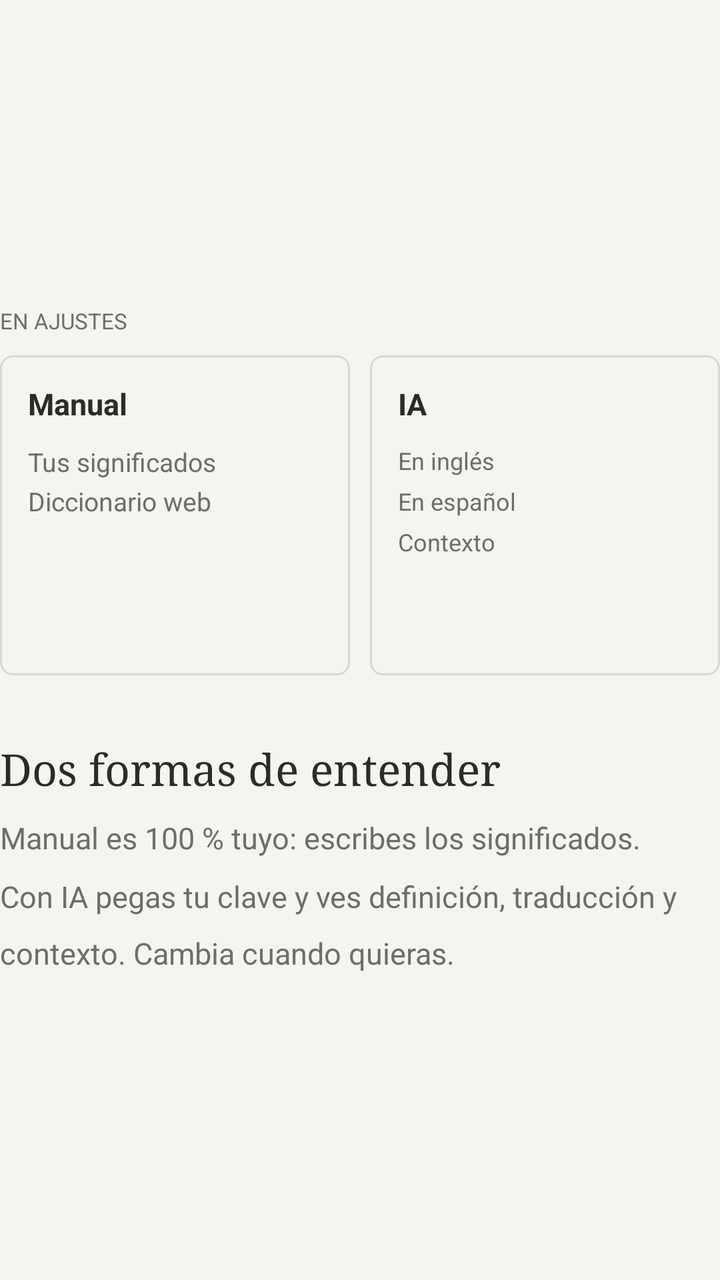
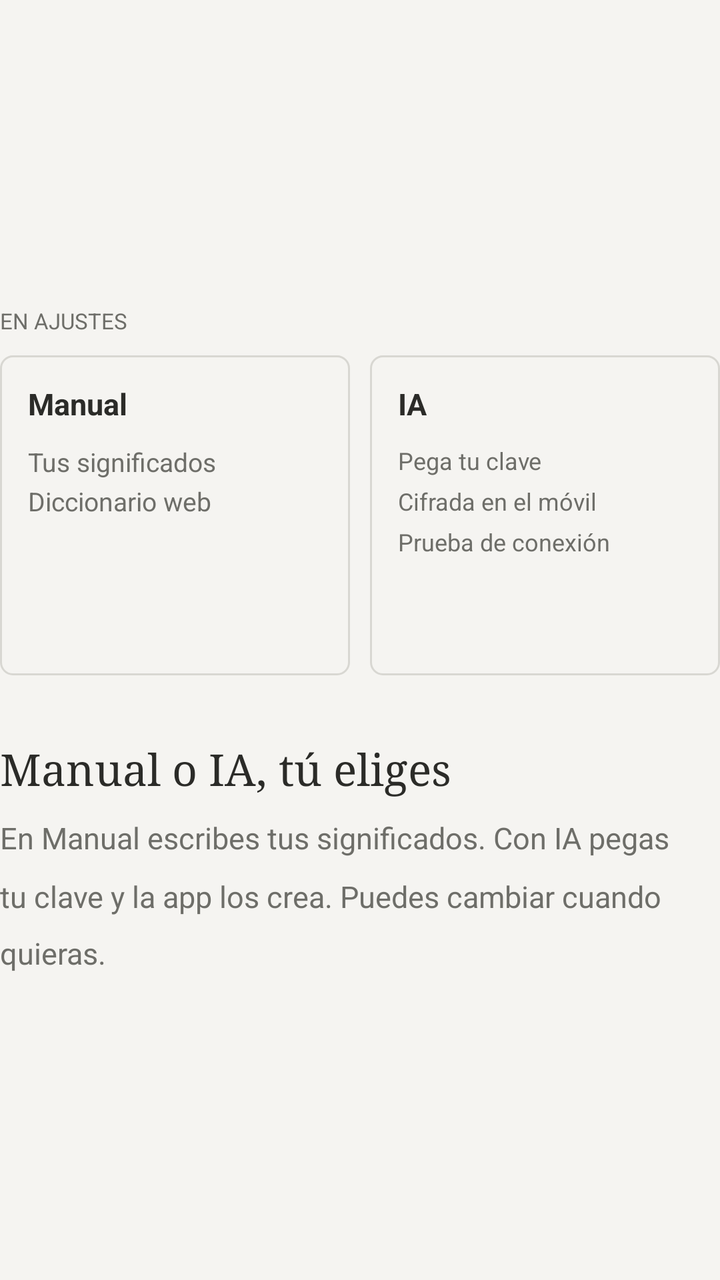

Two renders of the same Android screen: before a commit and after it. Below are the layout's source before the change and the commit's diff.
<!-- AndroidManifest.xml: application theme Theme.Leelo -->
<!-- res/layout/onboarding_page_modes.xml -->
<?xml version="1.0" encoding="utf-8"?>
<LinearLayout xmlns:android="http://schemas.android.com/apk/res/android"
    android:layout_width="match_parent"
    android:layout_height="match_parent"
    android:gravity="center_vertical"
    android:orientation="vertical">

    <LinearLayout
        android:id="@+id/pageVisual"
        android:layout_width="match_parent"
        android:layout_height="wrap_content"
        android:orientation="vertical">

        <TextView
            android:layout_width="wrap_content"
            android:layout_height="wrap_content"
            android:layout_marginBottom="10dp"
            android:text="EN AJUSTES"
            android:textColor="?attr/colorOnSurfaceVariant"
            android:textSize="11sp" />

        <LinearLayout
            android:layout_width="match_parent"
            android:layout_height="wrap_content"
            android:orientation="horizontal">

            <LinearLayout
                android:id="@+id/manualCard"
                android:layout_width="0dp"
                android:layout_height="160dp"
                android:layout_weight="1"
                android:background="@drawable/bg_word_dialog"
                android:orientation="vertical"
                android:padding="14dp">

                <TextView
                    android:layout_width="wrap_content"
                    android:layout_height="wrap_content"
                    android:text="Manual"
                    android:textColor="?attr/colorOnSurface"
                    android:textSize="15sp"
                    android:textStyle="bold" />

                <TextView
                    android:layout_width="match_parent"
                    android:layout_height="wrap_content"
                    android:layout_marginTop="10dp"
                    android:lineSpacingMultiplier="1.5"
                    android:text="Tus significados"
                    android:textColor="?attr/colorOnSurfaceVariant"
                    android:textSize="13sp" />

                <TextView
                    android:layout_width="match_parent"
                    android:layout_height="wrap_content"
                    android:layout_marginTop="2dp"
                    android:lineSpacingMultiplier="1.5"
                    android:text="Diccionario web"
                    android:textColor="?attr/colorOnSurfaceVariant"
                    android:textSize="13sp" />
            </LinearLayout>

            <LinearLayout
                android:id="@+id/aiCard"
                android:layout_width="0dp"
                android:layout_height="160dp"
                android:layout_marginStart="10dp"
                android:layout_weight="1"
                android:background="@drawable/bg_word_dialog"
                android:orientation="vertical"
                android:padding="14dp">

                <TextView
                    android:layout_width="wrap_content"
                    android:layout_height="wrap_content"
                    android:text="IA"
                    android:textColor="?attr/colorOnSurface"
                    android:textSize="15sp"
                    android:textStyle="bold" />

                <TextView
                    android:id="@+id/aiLine1"
                    android:layout_width="match_parent"
                    android:layout_height="wrap_content"
                    android:layout_marginTop="10dp"
                    android:text="En inglés"
                    android:textColor="?attr/colorOnSurfaceVariant"
                    android:textSize="12sp" />

                <TextView
                    android:id="@+id/aiLine2"
                    android:layout_width="match_parent"
                    android:layout_height="wrap_content"
                    android:layout_marginTop="4dp"
                    android:text="En español"
                    android:textColor="?attr/colorOnSurfaceVariant"
                    android:textSize="12sp" />

                <TextView
                    android:id="@+id/aiLine3"
                    android:layout_width="match_parent"
                    android:layout_height="wrap_content"
                    android:layout_marginTop="4dp"
                    android:text="Contexto"
                    android:textColor="?attr/colorOnSurfaceVariant"
                    android:textSize="12sp" />
            </LinearLayout>
        </LinearLayout>
    </LinearLayout>

    <TextView
        android:id="@+id/pageTitle"
        android:layout_width="wrap_content"
        android:layout_height="wrap_content"
        android:layout_marginTop="32dp"
        android:fontFamily="serif"
        android:text="Dos formas de entender"
        android:textColor="?attr/colorOnSurface"
        android:textSize="22sp" />

    <TextView
        android:id="@+id/pageBody"
        android:layout_width="match_parent"
        android:layout_height="wrap_content"
        android:layout_marginTop="10dp"
        android:lineSpacingMultiplier="1.6"
        android:text="Manual es 100 % tuyo: escribes los significados. Con IA pegas tu clave y ves definición, traducción y contexto. Cambia cuando quieras."
        android:textColor="?attr/colorOnSurfaceVariant"
        android:textSize="15sp" />

</LinearLayout>
<!-- resources referenced by this layout -->
<resources>
  <!-- drawable bg_word_dialog (drawable) -->
  <?xml version="1.0" encoding="utf-8"?>
  <shape xmlns:android="http://schemas.android.com/apk/res/android"
      android:shape="rectangle">
      <solid android:color="?attr/colorSurface" />
      <corners android:radius="6dp" />
      <stroke
          android:width="1dp"
          android:color="?attr/colorOutline" />
      <padding 
          android:left="8dp"
          android:top="8dp"
          android:right="8dp"
          android:bottom="8dp" />
  </shape>
  <style name="Theme.Leelo" parent="Base.Theme.Leelo" />
  <style name="Base.Theme.Leelo" parent="Theme.Material3.DayNight.NoActionBar">
          <item name="colorPrimary">@color/accent</item>
          <item name="colorOnPrimary">@color/accent_on</item>
          <item name="colorSecondary">@color/accent</item>
          <item name="colorOnSecondary">@color/accent_on</item>
  
          <item name="android:colorBackground">@color/paper</item>
          <item name="colorOnBackground">@color/ink</item>
          <item name="colorSurface">@color/paper</item>
          <item name="colorOnSurface">@color/ink</item>
          <item name="colorSurfaceVariant">@color/paper</item>
          <item name="colorOnSurfaceVariant">@color/ink_muted</item>
          <item name="colorOutline">@color/line</item>
          <item name="colorOutlineVariant">@color/line</item>
          <item name="colorPrimaryContainer">@color/paper</item>
          <item name="colorSecondaryContainer">@color/paper</item>
  
          <item name="android:statusBarColor">@color/paper</item>
          <item name="android:windowLightStatusBar" tools:targetApi="m">true</item>
          <item name="android:navigationBarColor">@color/paper</item>
          <item name="android:windowBackground">@color/paper</item>
  
          <item name="android:fontFamily">sans-serif</item>
      </style>
  <color name="accent">#FF63635F</color>
  <color name="accent_on">#FFF5F4F1</color>
  <color name="paper">#FFF5F4F1</color>
  <color name="ink">#FF2B2B28</color>
  <color name="ink_muted">#FF6E6E69</color>
  <color name="line">#FFD8D7D2</color>
</resources>

<!-- the commit's change to res/layout/onboarding_page_modes.xml (unified diff, before → after) -->
@@ -83,7 +83,7 @@
                     android:layout_width="match_parent"
                     android:layout_height="wrap_content"
                     android:layout_marginTop="10dp"
-                    android:text="En inglés"
+                    android:text="Pega tu clave"
                     android:textColor="?attr/colorOnSurfaceVariant"
                     android:textSize="12sp" />
 
@@ -92,7 +92,7 @@
                     android:layout_width="match_parent"
                     android:layout_height="wrap_content"
                     android:layout_marginTop="4dp"
-                    android:text="En español"
+                    android:text="Cifrada en el móvil"
                     android:textColor="?attr/colorOnSurfaceVariant"
                     android:textSize="12sp" />
 
@@ -101,7 +101,7 @@
                     android:layout_width="match_parent"
                     android:layout_height="wrap_content"
                     android:layout_marginTop="4dp"
-                    android:text="Contexto"
+                    android:text="Prueba de conexión"
                     android:textColor="?attr/colorOnSurfaceVariant"
                     android:textSize="12sp" />
             </LinearLayout>
@@ -114,7 +114,7 @@
         android:layout_height="wrap_content"
         android:layout_marginTop="32dp"
         android:fontFamily="serif"
-        android:text="Dos formas de entender"
+        android:text="Manual o IA, tú eliges"
         android:textColor="?attr/colorOnSurface"
         android:textSize="22sp" />
 
@@ -124,7 +124,7 @@
         android:layout_height="wrap_content"
         android:layout_marginTop="10dp"
         android:lineSpacingMultiplier="1.6"
-        android:text="Manual es 100 % tuyo: escribes los significados. Con IA pegas tu clave y ves definición, traducción y contexto. Cambia cuando quieras."
+        android:text="En Manual escribes tus significados. Con IA pegas tu clave y la app los crea. Puedes cambiar cuando quieras."
         android:textColor="?attr/colorOnSurfaceVariant"
         android:textSize="15sp" />
 
